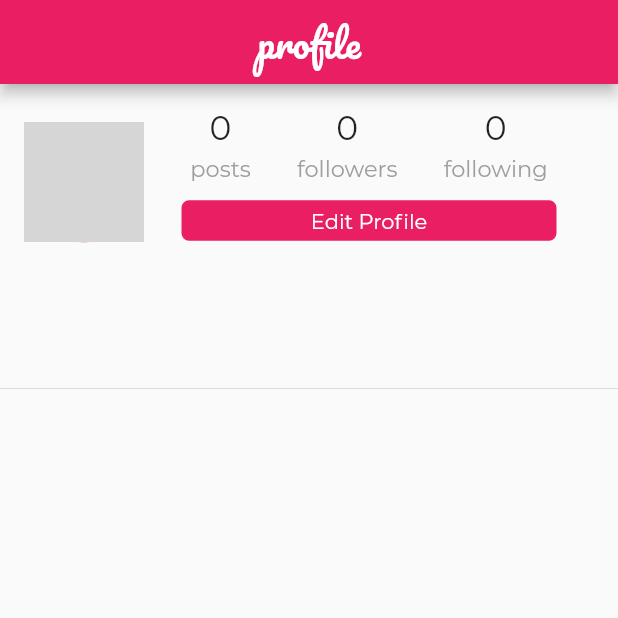
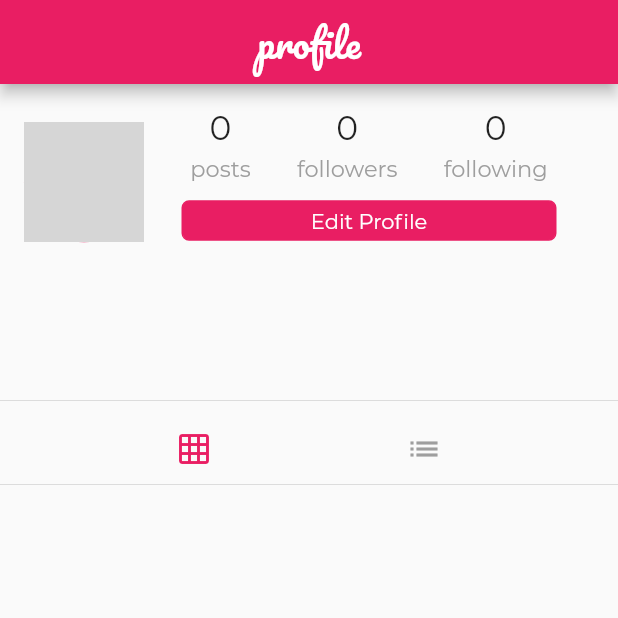
Before and after one commit to ckc64/PlogglyOne, a Flutter app: the Profile screen opened directly with empty values, on a phone screen of 412 x 824 dp, the top half of it. Run offline on Flutter 3.47's test engine with Material 2 defaults, Android fonts, the phone set to English and light mode, and no system bars; our stand-ins replace cached_network_image, cloud_firestore, curved_navigation_bar, firebase_auth, firebase_storage, flutter_datetime_picker and 5 more; accounts and stored records are empty; network calls fail; project files that could hold a hidden picture were left out; grey boxes are pictures that could not be loaded.

Commit message:
added profile grid and list

```diff
--- a/ploggly/lib/pages/post.dart
+++ b/ploggly/lib/pages/post.dart
@@ -2,6 +2,7 @@ import 'package:cached_network_image/cached_network_image.dart';
 import 'package:flutter/material.dart';
 import 'package:cloud_firestore/cloud_firestore.dart';
 import 'package:ploggly/pages/search.dart';
+import 'package:ploggly/widgets/custom_image.dart';
 import 'package:ploggly/widgets/progress.dart';
 
 class Post extends StatefulWidget {
@@ -127,7 +128,7 @@ final String postId;
       onDoubleTap: ()=>print('likng post'),
       child: Stack(
         children: <Widget>[
-          Image.network(mediaUrl),
+          cachedNetworkImage(mediaUrl),
         ],
       ),
     );
--- a/ploggly/lib/pages/profile.dart
+++ b/ploggly/lib/pages/profile.dart
@@ -4,6 +4,7 @@ import 'package:ploggly/pages/post.dart';
 import 'package:ploggly/widgets/header.dart';
 import 'package:cloud_firestore/cloud_firestore.dart';
 import 'package:firebase_auth/firebase_auth.dart';
+import 'package:ploggly/widgets/post_tile.dart';
 import 'package:ploggly/widgets/progress.dart';
 import 'package:cached_network_image/cached_network_image.dart';
 import 'upload.dart';
@@ -28,6 +29,8 @@ FirebaseAuth fAuth = FirebaseAuth.instance;
  final userRef = Firestore.instance.collection('users');
    final postRef = Firestore.instance.collection('posts');
 String currentUserID;
+
+String postOrientation="grid";
 bool isLoading =false;
 int postCount =0;
 List<Post> posts = [];
@@ -43,7 +46,7 @@ void getCurrentUserID(){
     super.initState();
     getCurrentUser();
     //getCurrentUserID();
-    getProfilePost();
+   getProfilePost();
   }
 
   getProfilePost() async{
@@ -227,12 +230,71 @@ buildProfileButton(){
   }
 }
 
+setPostOrientation(String postOrientation){
+  setState(() {
+     this.postOrientation = postOrientation;
+  });
+
+}
 buildProfilePost(){
+  if(isLoading){
+    return circularProgress();
+  // }else if(posts.isEmpty){
+  //   Center(
+  //     child: Text("No Posts",
+  //       style: TextStyle(
+  //         color: Colors.redAccent,
+  //         fontSize: 40.0,
+  //         fontFamily: 'Montserrat',
+  //         fontWeight: FontWeight.bold
+  //       ),
+  //     ),
+  //   );
+  }
+  else if(postOrientation == "grid"){
 
-  return Column(
-    children: posts,
-  );
+    List<GridTile>gridTiles = [];
+      posts.forEach((post){
+            gridTiles.add(GridTile(
+              child:  PostTile(post)
+            ));
+      });
+      return GridView.count(
+        crossAxisCount: 3,
+        childAspectRatio: 1.0,
+        mainAxisSpacing: 1.5,
+        crossAxisSpacing: 1.5,
+        shrinkWrap: true,
+        physics: NeverScrollableScrollPhysics(),
+        children: gridTiles,
+      );
+
+  } else if(postOrientation == "list"){
+
+      return Column(
+          children: posts,
+        );
+  }
+
 }
+
+  Row buildTogglePostOrientation(){
+      return Row(
+        mainAxisAlignment: MainAxisAlignment.spaceEvenly,
+        children: <Widget>[
+          IconButton(
+            onPressed: ()=>setPostOrientation("grid"),
+            icon: Icon(Icons.grid_on),
+            color:postOrientation == "grid" ? Colors.pink : Colors.grey,
+          ),
+           IconButton(
+            onPressed: ()=>setPostOrientation("list"),
+            icon: Icon(Icons.list),
+            color:postOrientation == "list" ? Colors.pink : Colors.grey,
+          ),
+        ],
+      );
+  }
 
   @override
   Widget build(BuildContext context) {
@@ -241,6 +303,8 @@ buildProfilePost(){
         body: ListView(
           children: <Widget>[
               buildProfileHeader(),
+              Divider(),
+              buildTogglePostOrientation(),
               Divider(
                 height: 0.0,
               ),
```
Also changed, not shown: ploggly/lib/widgets/custom_image.dart (added, +15 -0 lines), ploggly/lib/widgets/post_tile.dart (added, +16 -0 lines).
